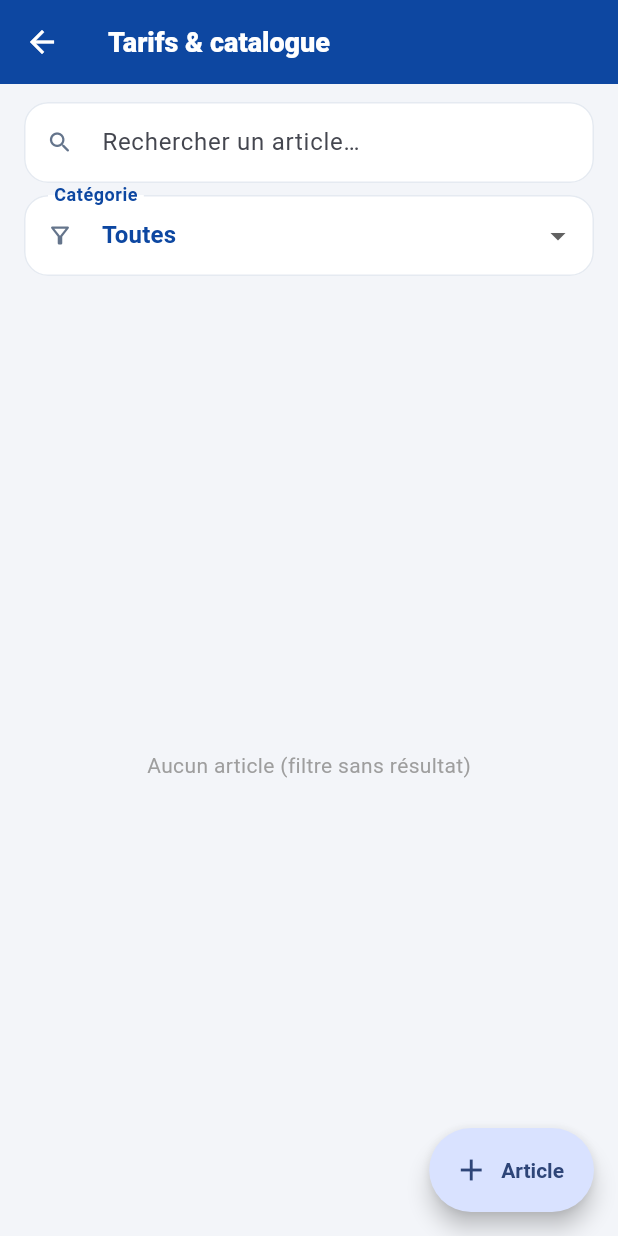
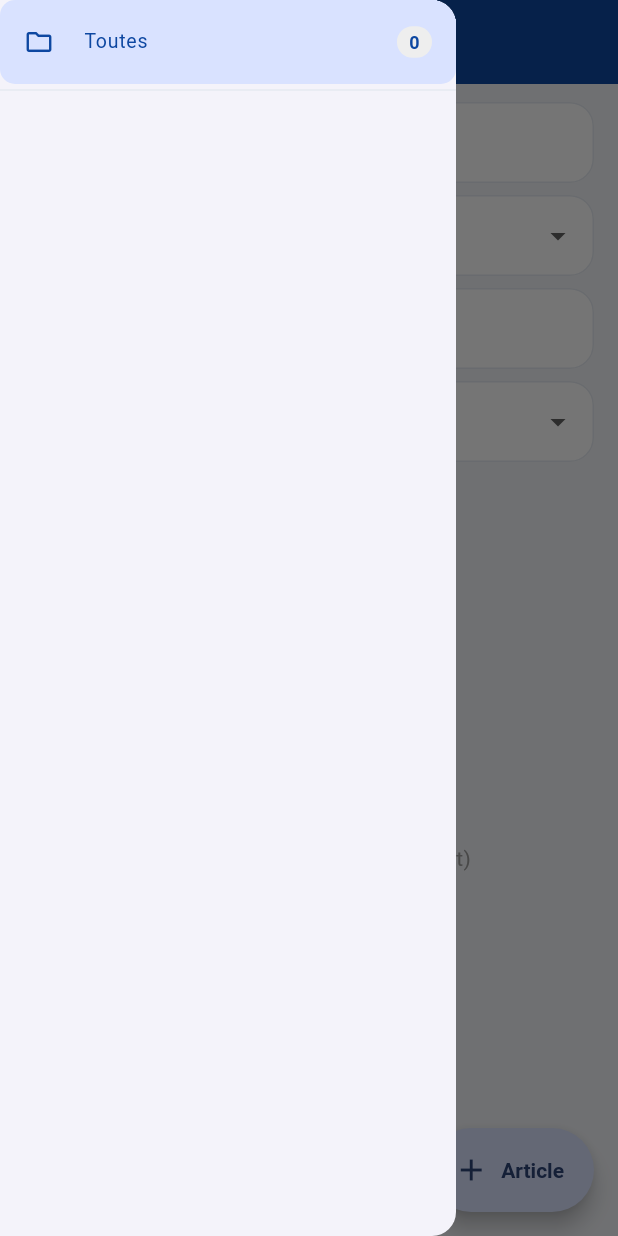
Before and after one commit to aesoltec/NYCTA, a Flutter app: the TarifsScreen screen opened directly, with the side drawer open (before the commit the screen has no drawer), on a phone screen of 412 x 824 dp. Run offline on Flutter 3.47's test engine with Material 3 defaults, Android fonts, the phone set to English and light mode, and no system bars; our stand-ins replace cached_network_image, connectivity_plus, csv, file_picker, fl_chart, flutter_dotenv and 10 more; missing offline and left inert: excel; accounts and stored records are empty.

Commit message:
feat(tarifs): refonte UX e-commerce (grille, arbre categories)

```diff
--- a/lib/screens/tarifs/tarifs_screen.dart
+++ b/lib/screens/tarifs/tarifs_screen.dart
@@ -1,5 +1,6 @@
 import 'package:flutter/material.dart';
 import 'package:provider/provider.dart';
+import 'package:share_plus/share_plus.dart';
 import '../../core/validators.dart';
 import '../../data/store.dart';
 import '../../models/enums.dart';
@@ -7,7 +8,9 @@ import '../../models/tarif.dart';
 import '../../services/media_service.dart';
 import '../../widgets/app_image.dart';
 import '../../widgets/filtre_panel.dart';
-import '../../widgets/money_text.dart';
+import 'widgets/categorie_tree.dart';
+import 'widgets/tarif_card.dart';
+import 'widgets/tarif_detail_screen.dart';
 
 /// Tarifs & catalogue : articles vendus AVEC prix, y compris hors stock.
 /// Accès lecture : tous les rôles (utile aux ventes) ; gestion : admin/gérant.
@@ -18,22 +21,25 @@ class TarifsScreen extends StatefulWidget {
 }
 
 class _TarifsScreenState extends State<TarifsScreen> {
-  // Filtres via FiltrePanel : recherche + catégorie (point 34).
-  Map<String, dynamic> _filtres = const {};
+  // Refonte UX e-commerce : grille + arbre catégories (drawer mobile,
+  // panneau latéral en large) + recherche + prix min-max + tri.
+  Map<String, dynamic> _filtres = const {'tri': 'nom_az'};
 
-  @override
-  Widget build(BuildContext context) {
-    final store = context.watch<Store>();
-    final peutGerer = store.role == Role.admin || store.role == Role.gerant;
-    final categories = {
-      for (final t in store.catalogue)
-        if (t.categorie.trim().isNotEmpty) t.categorie.trim(),
-    }.toList()
-      ..sort();
-    var tarifs = store.tarifsActifs;
+  List<Tarif> _filtrer(List<Tarif> base) {
+    var tarifs = base;
     final cat = (_filtres['cat'] as String?) ?? '';
     if (cat.isNotEmpty) {
       tarifs = tarifs.where((t) => t.categorie == cat).toList();
+    }
+    final min =
+        double.tryParse((_filtres['prix_min'] as String?) ?? '');
+    final max =
+        double.tryParse((_filtres['prix_max'] as String?) ?? '');
+    if (min != null) {
+      tarifs = tarifs.where((t) => t.prix >= min).toList();
+    }
+    if (max != null) {
+      tarifs = tarifs.where((t) => t.prix <= max).toList();
     }
     final rech = ((_filtres['q'] as String?) ?? '').trim().toLowerCase();
     if (rech.isNotEmpty) {
@@ -43,9 +49,58 @@ class _TarifsScreenState extends State<TarifsScreen> {
               t.description.toLowerCase().contains(rech))
           .toList();
     }
+    switch ((_filtres['tri'] as String?) ?? 'nom_az') {
+      case 'nom_za':
+        tarifs.sort((a, b) => b.libelle.compareTo(a.libelle));
+      case 'prix_asc':
+        tarifs.sort((a, b) => a.prix.compareTo(b.prix));
+      case 'prix_desc':
+        tarifs.sort((a, b) => b.prix.compareTo(a.prix));
+      case 'date_desc':
+        tarifs.sort((a, b) => (b.dateAjout ?? DateTime(2000))
+            .compareTo(a.dateAjout ?? DateTime(2000)));
+      case 'date_asc':
+        tarifs.sort((a, b) => (a.dateAjout ?? DateTime(2000))
+            .compareTo(b.dateAjout ?? DateTime(2000)));
+      default:
+        tarifs.sort((a, b) => a.libelle.compareTo(b.libelle));
+    }
+    return tarifs;
+  }
+
+  @override
+  Widget build(BuildContext context) {
+    final store = context.watch<Store>();
+    final peutGerer = store.role == Role.admin || store.role == Role.gerant;
+    final compteurs = <String, int>{};
+    for (final t in store.tarifsActifs) {
+      final c = t.categorie.trim().isEmpty ? 'Général' : t.categorie.trim();
+      compteurs[c] = (compteurs[c] ?? 0) + 1;
+    }
+    final categories = compteurs.keys.toList()..sort();
+    final catSel = (_filtres['cat'] as String?) ?? '';
+    final tarifs = _filtrer(store.tarifsActifs
+        .where((t) =>
+            catSel.isEmpty || t.categorie == catSel)
+        .toList());
+    final arbre = CategorieTree(
+      compteurs: compteurs,
+      selection: catSel,
+      onSelection: (c) => setState(() => _filtres = {
+            ..._filtres,
+            'cat': c,
+          }),
+    );
     return Scaffold(
       appBar: AppBar(title: const Text('Tarifs & catalogue')),
-      body: Column(children: [
+      drawer: MediaQuery.sizeOf(context).width < 700
+          ? Drawer(child: SafeArea(child: arbre))
+          : null,
+      body: Row(children: [
+        if (MediaQuery.sizeOf(context).width >= 700)
+          SizedBox(width: 240, child: Card(child: arbre)),
+        Expanded(
+          child: Column(children: [
             Padding(
               padding: const EdgeInsets.fromLTRB(16, 12, 16, 0),
               child: FiltrePanel(
@@ -61,6 +116,22 @@ class _TarifsScreenState extends State<TarifsScreen> {
                       options: [
                         for (final c in categories) (c, c),
                       ]),
+                  const FiltreConfig(
+                      cle: 'prix',
+                      kind: FiltreKind.minMax,
+                      label: 'Prix (min-max)'),
+                  const FiltreConfig(
+                      cle: 'tri',
+                      kind: FiltreKind.dropdown,
+                      label: 'Tri',
+                      options: [
+                        ('nom_az', 'Libellé A→Z'),
+                        ('nom_za', 'Libellé Z→A'),
+                        ('prix_asc', 'Prix ↑'),
+                        ('prix_desc', 'Prix ↓'),
+                        ('date_desc', 'Récents d\u2019abord'),
+                        ('date_asc', 'Anciens d\u2019abord'),
+                      ]),
                 ],
                 valeurs: _filtres,
                 onFiltreChange: (m) => setState(() => _filtres = m),
@@ -72,57 +143,42 @@ class _TarifsScreenState extends State<TarifsScreen> {
                   ? const Center(
                       child: Text('Aucun article (filtre sans résultat)',
                           style: TextStyle(color: Colors.grey)))
-              : ListView.separated(
+                  : LayoutBuilder(builder: (ctx, contraintes) {
+                      final colonnes =
+                          contraintes.maxWidth >= 1100
+                              ? 4
+                              : contraintes.maxWidth >= 700
+                                  ? 3
+                                  : 2;
+                      return GridView.builder(
                         padding: EdgeInsets.fromLTRB(
                             16, 8, 16, peutGerer ? 90 : 24),
+                        gridDelegate:
+                            SliverGridDelegateWithFixedCrossAxisCount(
+                          crossAxisCount: colonnes,
+                          mainAxisSpacing: 8,
+                          crossAxisSpacing: 8,
+                          mainAxisExtent: 340,
+                        ),
                         itemCount: tarifs.length,
-                  separatorBuilder: (_, __) =>
-                      const SizedBox(height: 8),
-                  itemBuilder: (_, i) => Container(
-                    decoration: BoxDecoration(
-                      color: Colors.white, borderRadius: BorderRadius.circular(14),
-                      boxShadow: const [BoxShadow(color: Color(0x10000000), blurRadius: 8, offset: Offset(0, 3))],
+                        itemBuilder: (_, i) {
+                          final t = tarifs[i];
+                          return TarifCard(
+                            tarif: t,
+                            onTap: () => Navigator.of(context).push(
+                                MaterialPageRoute(
+                                    builder: (_) => TarifDetailScreen(
+                                        tarifId: t.id))),
+                            onUtiliser: () =>
+                                Navigator.of(context).pop(t.id),
+                            onMenu: (a) => _menu(
+                                context, store, t, a, peutGerer),
+                          );
+                        },
+                      );
+                    }),
             ),
-                    child: ListTile(
-                      leading: MediaService.existe(
-                              tarifs[i].images.firstOrNull)
-                          ? AppImage(tarifs[i].images.first,
-                              size: 40,
-                              borderRadius:
-                                  BorderRadius.circular(12))
-                          : Container(
-                              padding: const EdgeInsets.all(9),
-                              decoration: BoxDecoration(
-                                  color: const Color(0xFFE8F0FB),
-                                  borderRadius:
-                                      BorderRadius.circular(12)),
-                              child: const Icon(
-                                  Icons.sell_outlined,
-                                  size: 18,
-                                  color: Color(0xFF3D6FB4)),
-                            ),
-                      title: Text(tarifs[i].libelle,
-                          maxLines: 1, overflow: TextOverflow.ellipsis,
-                          style: const TextStyle(fontWeight: FontWeight.w700)),
-                      subtitle: Text(
-                        '${tarifs[i].categorie}${tarifs[i].description.isNotEmpty ? ' · ${tarifs[i].description}' : ''}${tarifs[i].images.isNotEmpty ? ' · 📷${tarifs[i].images.length}' : ''}',
-                        maxLines: 2, overflow: TextOverflow.ellipsis,
-                        style: TextStyle(fontSize: 12.5, color: Colors.grey.shade600),
-                      ),
-                      trailing: Row(mainAxisSize: MainAxisSize.min, children: [
-                        MoneyText(tarifs[i].prix, style: const TextStyle(fontSize: 14)),
-                        if (peutGerer) ...[
-                          IconButton(icon: const Icon(Icons.edit_outlined, size: 19),
-                              onPressed: () => _form(context, store, tarifs[i])),
-                          IconButton(
-                              icon: const Icon(Icons.delete_outline, size: 19,
-                                  color: Colors.redAccent),
-                              onPressed: () => store.supprimerTarif(tarifs[i].id)),
-                        ],
           ]),
-                    ),
-                  ),
-                ),
         ),
       ]),
       floatingActionButton: peutGerer
@@ -133,6 +189,22 @@ class _TarifsScreenState extends State<TarifsScreen> {
             )
           : null,
     );
+  }
+
+  Future<void> _menu(BuildContext context, Store store, Tarif t,
+      String action, bool peutGerer) async {
+    switch (action) {
+      case 'modifier':
+        if (peutGerer && context.mounted) _form(context, store, t);
+      case 'desactiver':
+        if (peutGerer && context.mounted) {
+          await store.supprimerTarif(t.id);
+        }
+      case 'partager':
+        await SharePlus.instance.share(ShareParams(
+            text:
+                '${t.libelle} — ${t.prix.toStringAsFixed(0)} F (${store.profile.devise})'));
+    }
   }
 
   void _form(BuildContext context, Store store, Tarif? existant) {
--- /dev/null
+++ b/lib/screens/tarifs/widgets/categorie_tree.dart
@@ -0,0 +1,57 @@
+import 'package:flutter/material.dart';
+
+/// Arbre des catégories du catalogue (panneau latéral) :
+/// compteur d'articles par catégorie, clic → filtre la grille.
+/// « Toutes » réinitialise le filtre.
+class CategorieTree extends StatelessWidget {
+  final Map<String, int> compteurs;
+  final String selection;
+  final ValueChanged<String> onSelection;
+
+  const CategorieTree({
+    super.key,
+    required this.compteurs,
+    required this.selection,
+    required this.onSelection,
+  });
+
+  @override
+  Widget build(BuildContext context) {
+    final cats = compteurs.keys.toList()..sort();
+    final total = compteurs.values.fold(0, (s, n) => s + n);
+    return ListView(children: [
+      _tuile(context, 'Toutes', total, selection.isEmpty),
+      const Divider(height: 8),
+      for (final c in cats)
+        _tuile(context, c, compteurs[c] ?? 0, selection == c),
+    ]);
+  }
+
+  Widget _tuile(
+      BuildContext context, String nom, int n, bool actif) =>
+      ListTile(
+        dense: true,
+        selected: actif,
+        selectedTileColor:
+            Theme.of(context).colorScheme.primaryContainer,
+        shape:
+            RoundedRectangleBorder(borderRadius: BorderRadius.circular(10)),
+        leading: const Icon(Icons.folder_outlined, size: 20),
+        title: Text(nom,
+            maxLines: 1,
+            overflow: TextOverflow.ellipsis,
+            style: const TextStyle(fontSize: 13)),
+        trailing: Container(
+          padding:
+              const EdgeInsets.symmetric(horizontal: 8, vertical: 2),
+          decoration: BoxDecoration(
+            color: Colors.grey.shade200,
+            borderRadius: BorderRadius.circular(20),
+          ),
+          child: Text('$n',
+              style: const TextStyle(
+                  fontSize: 12, fontWeight: FontWeight.w700)),
+        ),
+        onTap: () => onSelection(nom == 'Toutes' ? '' : nom),
+      );
+}
```
Also changed, not shown: lib/data/store.dart (+6 -1 lines), lib/screens/tarifs/widgets/tarif_card.dart (added, +117 -0 lines), lib/screens/tarifs/widgets/tarif_detail_screen.dart (added, +68 -0 lines), 1 other file. Lines whose indentation alone changed are shown as unchanged.
